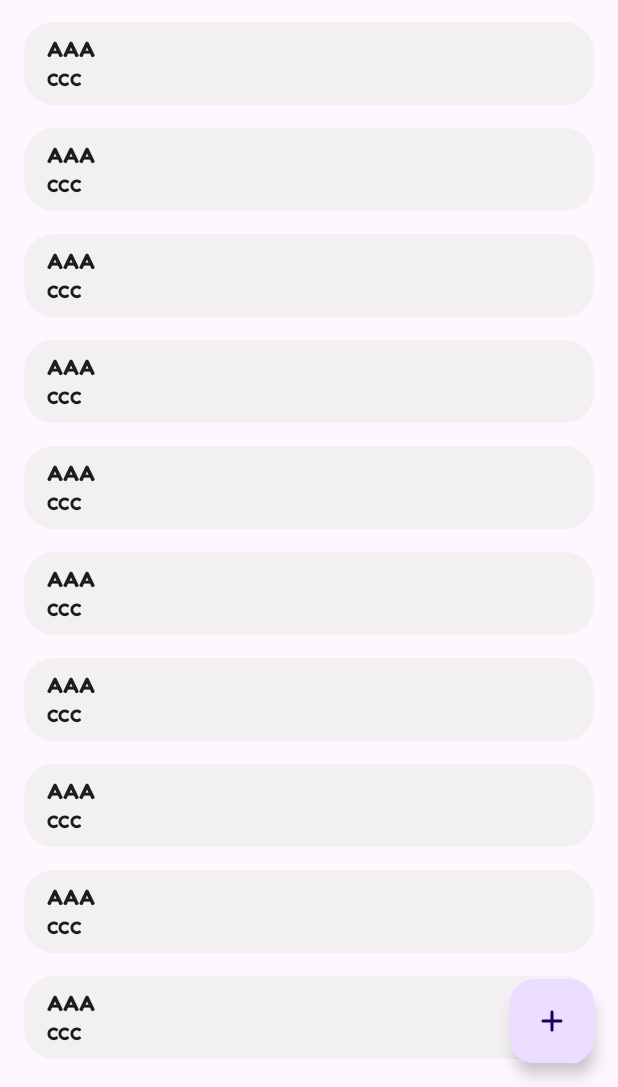
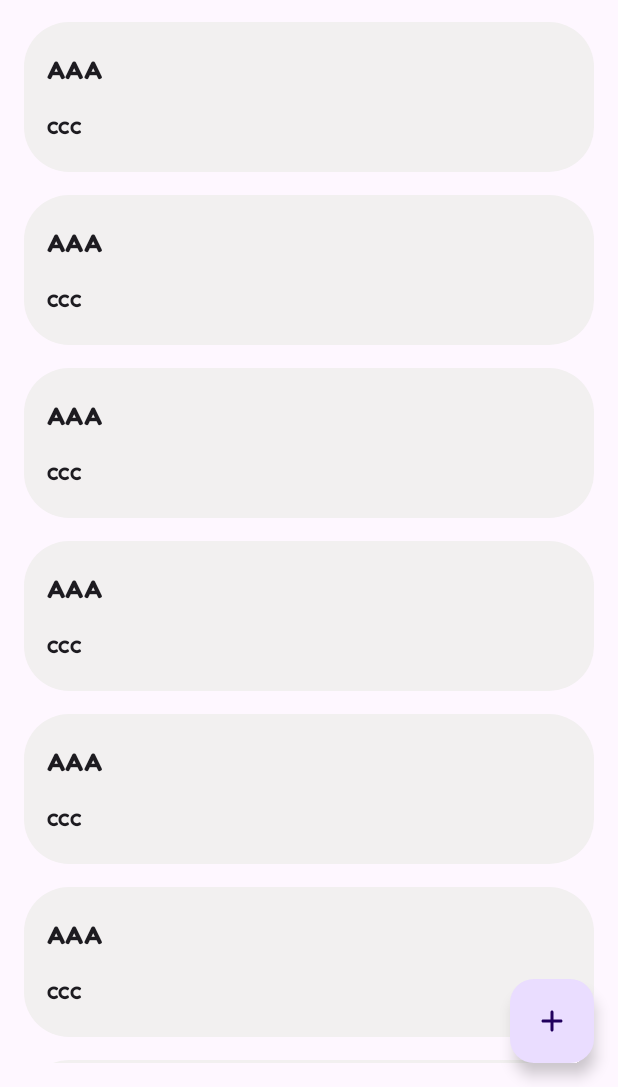
Before and after one commit to carrot-style/carrot-android, an Android app built with Jetpack Compose: the screen it shows after launch (MainActivity), on a phone screen of 412 x 824 dp, the part 149-1236 px from its top. Run offline under Robolectric (Android 15) with nearby library versions, the phone set to English and light mode, and no system bars; our stand-ins replace Dagger/Hilt's generated code, accompanist; libraries missing offline, so code that uses them is left out: io.github.jisungbin.erratum, io.github.jisungbin.logeukes; 1 statement that could not run was skipped.

Commit message:
Update UI

```diff
--- a/presentation/src/main/kotlin/style/carrot/android/activity/main/MainActivity.kt
+++ b/presentation/src/main/kotlin/style/carrot/android/activity/main/MainActivity.kt
@@ -73,9 +73,6 @@ class MainActivity : ComponentActivity() {
         }
 
         WindowCompat.setDecorFitsSystemWindows(window, false)
-
-        // vm.styling("test.html", "https://sungb.in", update = true)
-
         if (Build.VERSION.SDK_INT >= Build.VERSION_CODES.S) {
             splashScreen.setOnExitAnimationListener { splashScreenView ->
                 splashScreenView.animate().run {
--- a/presentation/src/main/kotlin/style/carrot/android/ui/LinkCard.kt
+++ b/presentation/src/main/kotlin/style/carrot/android/ui/LinkCard.kt
@@ -10,37 +10,45 @@
 package style.carrot.android.ui
 
 import androidx.compose.foundation.background
+import androidx.compose.foundation.layout.Arrangement
 import androidx.compose.foundation.layout.Column
 import androidx.compose.foundation.layout.fillMaxWidth
+import androidx.compose.foundation.layout.height
 import androidx.compose.foundation.layout.padding
-import androidx.compose.foundation.layout.wrapContentHeight
 import androidx.compose.foundation.shape.RoundedCornerShape
 import androidx.compose.material3.MaterialTheme
 import androidx.compose.material3.Text
 import androidx.compose.runtime.Composable
 import androidx.compose.ui.Modifier
 import androidx.compose.ui.graphics.Color
+import androidx.compose.ui.tooling.preview.Preview
 import androidx.compose.ui.unit.dp
 import style.carrot.android.domain.model.CarrotUrl
 
-// design: https://m3.material.io/components/cards/implementation
+// `Card` not implemented yet: https://m3.material.io/components/cards/implementation
 @Composable
 fun StyledCard(modifier: Modifier, carrotUrl: CarrotUrl) {
     Column(
         modifier = modifier
             .fillMaxWidth()
-            .wrapContentHeight()
+            .height(100.dp)
             .background(
                 color = Color(242, 240, 240),
-                shape = RoundedCornerShape(20.dp)
+                shape = RoundedCornerShape(30.dp)
             )
-            .padding(vertical = 10.dp, horizontal = 15.dp)
+            .padding(horizontal = 15.dp),
+        verticalArrangement = Arrangement.SpaceEvenly
     ) {
-        Text(text = carrotUrl.styled, style = MaterialTheme.typography.bodyMedium)
+        Text(text = carrotUrl.styled, style = MaterialTheme.typography.bodyLarge)
         Text(
-            modifier = Modifier.padding(top = 5.dp),
             text = carrotUrl.memo,
             style = MaterialTheme.typography.labelSmall
         )
     }
 }
+
+@Preview(showBackground = true)
+@Composable
+private fun PreviewStyledCard() {
+    StyledCard(Modifier, CarrotUrl("carrot.style/test", "www.naver.com", "just carrot-style."))
+}
```
